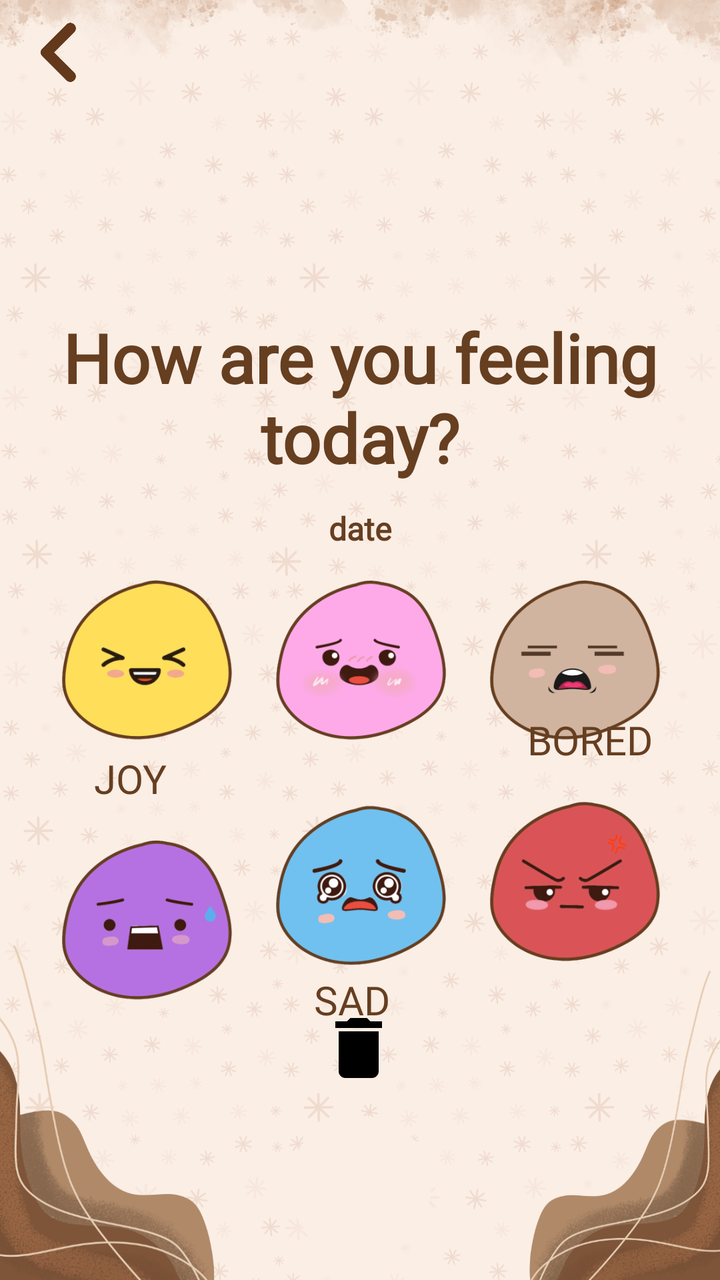
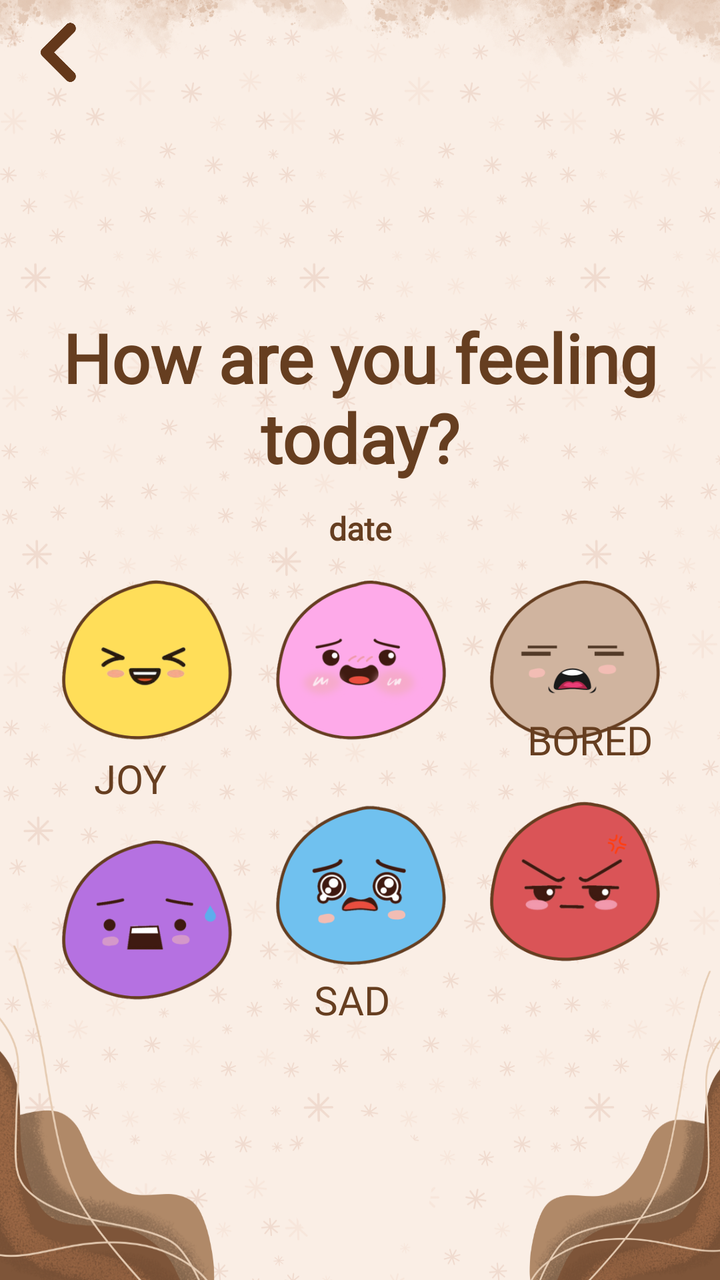

Screens rendered from an Android XML layout before and after an edit, with the pre-edit source and the edit as a unified diff.
<!-- AndroidManifest.xml: application theme Theme.MoodTracker -->
<!-- res/layout/activity_emotions_input.xml -->
<?xml version="1.0" encoding="utf-8"?>
<androidx.constraintlayout.widget.ConstraintLayout xmlns:android="http://schemas.android.com/apk/res/android"
    xmlns:app="http://schemas.android.com/apk/res-auto"
    xmlns:tools="http://schemas.android.com/tools"
    android:id="@+id/dateCF"
    android:layout_width="match_parent"
    android:layout_height="match_parent"
    tools:context=".EmotionsInput">

    <androidx.constraintlayout.widget.ConstraintLayout
        android:layout_width="match_parent"
        android:layout_height="match_parent"
        android:background="@drawable/here_layout"
        tools:layout_editor_absoluteX="142dp"
        tools:layout_editor_absoluteY="0dp">

        <TextView
            android:id="@+id/textView10"
            android:layout_width="64dp"
            android:layout_height="23dp"
            android:layout_marginStart="60dp"
            android:layout_marginEnd="44dp"
            android:fontFamily="@font/baloo"
            android:text="SAD"
            android:textAlignment="center"
            android:textColor="#663E20"
            android:textSize="20sp"
            android:textStyle="normal"
            app:layout_constraintEnd_toStartOf="@+id/textView8"
            app:layout_constraintStart_toEndOf="@+id/textView9"
            app:layout_constraintTop_toBottomOf="@+id/sad" />

        <TextView
            android:id="@+id/textView9"
            android:layout_width="64dp"
            android:layout_height="23dp"
            android:layout_marginStart="32dp"
            android:layout_marginBottom="156dp"
            android:fontFamily="@font/baloo"
            android:text="FEAR"
            android:textAlignment="center"
            android:textColor="#663E20"
            android:textSize="20sp"
            android:textStyle="normal"
            app:layout_constraintBottom_toBottomOf="parent"
            app:layout_constraintStart_toStartOf="parent"
            app:layout_constraintTop_toBottomOf="@+id/fear"
            app:layout_constraintVertical_bias="1.0" />

        <TextView
            android:id="@+id/textView8"
            android:layout_width="88dp"
            android:layout_height="28dp"
            android:layout_marginEnd="32dp"
            android:layout_marginBottom="158dp"
            android:fontFamily="@font/baloo"
            android:text="ANGER"
            android:textAlignment="center"
            android:textColor="#663E20"
            android:textSize="20sp"
            android:textStyle="normal"
            app:layout_constraintBottom_toBottomOf="parent"
            app:layout_constraintEnd_toEndOf="parent"
            app:layout_constraintTop_toBottomOf="@+id/angry"
            app:layout_constraintVertical_bias="0.0" />

        <TextView
            android:id="@+id/textView4"
            android:layout_width="64dp"
            android:layout_height="23dp"
            android:layout_marginStart="50dp"
            android:layout_marginTop="4dp"
            android:layout_marginEnd="12dp"
            android:layout_marginBottom="20dp"
            android:fontFamily="@font/baloo"
            android:text="SHY"
            android:textAlignment="center"
            android:textColor="#663E20"
            android:textSize="20sp"
            android:textStyle="normal"
            app:layout_constraintBottom_toTopOf="@+id/sad"
            app:layout_constraintEnd_toStartOf="@+id/textView2"
            app:layout_constraintStart_toEndOf="@+id/textView3"
            app:layout_constraintTop_toBottomOf="@+id/calm" />

        <TextView
            android:id="@+id/textView3"
            android:layout_width="64dp"
            android:layout_height="23dp"
            android:layout_marginStart="70dp"
            android:layout_marginTop="1dp"
            android:layout_marginBottom="20dp"
            android:fontFamily="@font/baloo"
            android:text="JOY"
            android:textAlignment="center"
            android:textColor="#663E20"
            android:textSize="20sp"
            android:textStyle="normal"
            app:layout_constraintBottom_toTopOf="@+id/fear"
            app:layout_constraintEnd_toStartOf="@+id/textView4"
            app:layout_constraintStart_toStartOf="parent"
            app:layout_constraintTop_toBottomOf="@+id/happy"
            app:layout_constraintVertical_bias="0.0" />

        <TextView
            android:id="@+id/textView"
            android:layout_width="match_parent"
            android:layout_height="wrap_content"
            android:layout_marginTop="156dp"
            android:fontFamily="@font/baloo"
            android:inputType="textMultiLine"
            android:maxLines="2"
            android:singleLine="false"
            android:text="How are you feeling today?"

            android:textAlignment="center"
            android:textColor="#663E20"
            android:textSize="34sp"
            android:textStyle="bold"
            app:layout_constraintEnd_toEndOf="parent"
            app:layout_constraintHorizontal_bias="0.533"
            app:layout_constraintStart_toStartOf="parent"
            app:layout_constraintTop_toTopOf="parent" />

        <TextView
            android:id="@+id/dateinput"
            android:layout_width="202dp"
            android:layout_height="34dp"
            android:layout_marginTop="12dp"
            android:fontFamily="@font/baloo"
            android:text="date"
            android:textAlignment="center"
            android:textColor="#663E20"
            android:textSize="16sp"
            android:textStyle="bold"
            app:layout_constraintEnd_toEndOf="parent"
            app:layout_constraintStart_toStartOf="parent"
            app:layout_constraintTop_toBottomOf="@+id/textView" />

        <ImageView
            android:id="@+id/calm"
            android:layout_width="91dp"
            android:layout_height="91dp"
            android:layout_marginStart="16dp"
            android:layout_marginEnd="16dp"
            app:layout_constraintBottom_toBottomOf="parent"
            app:layout_constraintEnd_toStartOf="@+id/neutral"
            app:layout_constraintStart_toEndOf="@+id/happy"
            app:layout_constraintTop_toTopOf="parent"
            app:layout_constraintVertical_bias="0.517"
            app:srcCompat="@drawable/embarressed" />

        <ImageView
            android:id="@+id/happy"
            android:layout_width="91dp"
            android:layout_height="91dp"
            android:layout_marginStart="35dp"
            app:layout_constraintBottom_toBottomOf="parent"
            app:layout_constraintEnd_toStartOf="@+id/calm"
            app:layout_constraintStart_toStartOf="parent"
            app:layout_constraintTop_toTopOf="parent"
            app:layout_constraintVertical_bias="0.517"
            app:srcCompat="@drawable/joyful" />

        <ImageView
            android:id="@+id/sad"
            android:layout_width="91dp"
            android:layout_height="91dp"
            android:layout_marginStart="16dp"
            android:layout_marginEnd="16dp"
            app:layout_constraintBottom_toBottomOf="parent"
            app:layout_constraintEnd_toStartOf="@+id/angry"
            app:layout_constraintStart_toEndOf="@+id/fear"
            app:layout_constraintTop_toTopOf="parent"
            app:layout_constraintVertical_bias="0.72"
            app:srcCompat="@drawable/sadness" />

        <ImageView
            android:id="@+id/angry"
            android:layout_width="91dp"
            android:layout_height="91dp"
            android:layout_marginEnd="33dp"
            app:layout_constraintBottom_toBottomOf="parent"
            app:layout_constraintEnd_toEndOf="parent"
            app:layout_constraintHorizontal_bias="0.965"
            app:layout_constraintStart_toEndOf="@+id/sad"
            app:layout_constraintTop_toTopOf="parent"
            app:layout_constraintVertical_bias="0.72"
            app:srcCompat="@drawable/anger" />

        <ImageView
            android:id="@+id/deleteButton"
            android:layout_width="62dp"
            android:layout_height="40dp"
            android:layout_marginBottom="96dp"
            app:layout_constraintBottom_toBottomOf="parent"
            app:layout_constraintEnd_toEndOf="parent"
            app:layout_constraintHorizontal_bias="0.498"
            app:layout_constraintStart_toStartOf="parent"
            app:srcCompat="@drawable/baseline_delete_24" />

        <ImageView
            android:id="@+id/back"
            android:layout_width="31dp"
            android:layout_height="43dp"
            android:layout_marginTop="4dp"
            app:layout_constraintEnd_toEndOf="parent"
            app:layout_constraintHorizontal_bias="0.042"
            app:layout_constraintStart_toStartOf="parent"
            app:layout_constraintTop_toTopOf="parent"
            app:srcCompat="@drawable/back" />

        <ImageView
            android:id="@+id/fear"
            android:layout_width="91dp"
            android:layout_height="91dp"
            android:layout_marginStart="35dp"
            android:layout_marginTop="39dp"
            android:layout_marginBottom="139dp"
            app:layout_constraintBottom_toBottomOf="parent"
            app:layout_constraintEnd_toStartOf="@+id/sad"
            app:layout_constraintHorizontal_bias="0.0"
            app:layout_constraintStart_toStartOf="parent"
            app:layout_constraintTop_toBottomOf="@+id/happy"
            app:layout_constraintVertical_bias="0.0"
            app:srcCompat="@drawable/fear" />

        <ImageView
            android:id="@+id/neutral"
            android:layout_width="91dp"
            android:layout_height="91dp"
            android:layout_marginEnd="33dp"
            app:layout_constraintBottom_toBottomOf="parent"
            app:layout_constraintEnd_toEndOf="parent"
            app:layout_constraintStart_toEndOf="@+id/calm"
            app:layout_constraintTop_toTopOf="parent"
            app:layout_constraintVertical_bias="0.517"

            app:srcCompat="@drawable/bored" />

        <TextView
            android:id="@+id/textView2"
            android:layout_width="84dp"
            android:layout_height="24dp"
            android:layout_marginStart="30dp"
            android:layout_marginTop="1dp"
            android:layout_marginEnd="60dp"
            android:layout_marginBottom="15dp"
            android:fontFamily="@font/baloo"
            android:text="BORED"
            android:textAlignment="center"
            android:textColor="#663E20"
            android:textSize="20sp"
            android:textStyle="normal"
            app:layout_constraintBottom_toTopOf="@+id/angry"
            app:layout_constraintEnd_toEndOf="parent"
            app:layout_constraintStart_toEndOf="@+id/textView4"
            app:layout_constraintTop_toBottomOf="@+id/neutral"
            app:layout_constraintVertical_bias="1.0" />

    </androidx.constraintlayout.widget.ConstraintLayout>
</androidx.constraintlayout.widget.ConstraintLayout>
<!-- resources referenced by this layout -->
<resources>
  <!-- drawable anger: png bitmap (drawable, 26856 bytes) -->
  <!-- drawable back: png bitmap (drawable, 5800 bytes) -->
  <!-- drawable baseline_delete_24 (drawable) -->
  <vector xmlns:android="http://schemas.android.com/apk/res/android" android:height="24dp" android:tint="#000000" android:viewportHeight="24" android:viewportWidth="24" android:width="24dp">
        
      <path android:fillColor="@android:color/white" android:pathData="M6,19c0,1.1 0.9,2 2,2h8c1.1,0 2,-0.9 2,-2V7H6v12zM19,4h-3.5l-1,-1h-5l-1,1H5v2h14V4z"/>
      
  </vector>
  <!-- drawable bored: png bitmap (drawable, 18279 bytes) -->
  <!-- drawable embarressed: png bitmap (drawable, 32062 bytes) -->
  <!-- drawable fear: png bitmap (drawable, 22502 bytes) -->
  <!-- drawable here_layout: png bitmap (drawable, 535882 bytes) -->
  <!-- drawable joyful: png bitmap (drawable, 24121 bytes) -->
  <!-- drawable sadness: png bitmap (drawable, 33245 bytes) -->
  <style name="Theme.MoodTracker" parent="Base.Theme.MoodTracker" />
  <style name="Base.Theme.MoodTracker" parent="Theme.MaterialComponents.Light.NoActionBar">
          
          <item name="colorPrimary">#c47930</item> 
          <item name="colorPrimaryVariant">#c47930</item> 
          <item name="colorOnPrimary">#000000</item> 
          <item name="colorControlNormal">#FFFFFF</item>
  
          
          <item name="materialButtonStyle">@style/CustomButtonStyle</item>
      </style>
  <style name="CustomButtonStyle" parent="Widget.MaterialComponents.Button">
          <item name="backgroundTint">#64381A</item>
          <item name="android:textColor">@color/brownishe</item>
      </style>
  <color name="brownishe">#c47930</color>
</resources>

<!-- the commit's change to res/layout/activity_emotions_input.xml (unified diff, before → after) -->
@@ -193,11 +193,13 @@
             android:layout_width="62dp"
             android:layout_height="40dp"
             android:layout_marginBottom="96dp"
+            android:visibility="gone"
             app:layout_constraintBottom_toBottomOf="parent"
             app:layout_constraintEnd_toEndOf="parent"
             app:layout_constraintHorizontal_bias="0.498"
             app:layout_constraintStart_toStartOf="parent"
             app:srcCompat="@drawable/baseline_delete_24" />
+
 
         <ImageView
             android:id="@+id/back"
